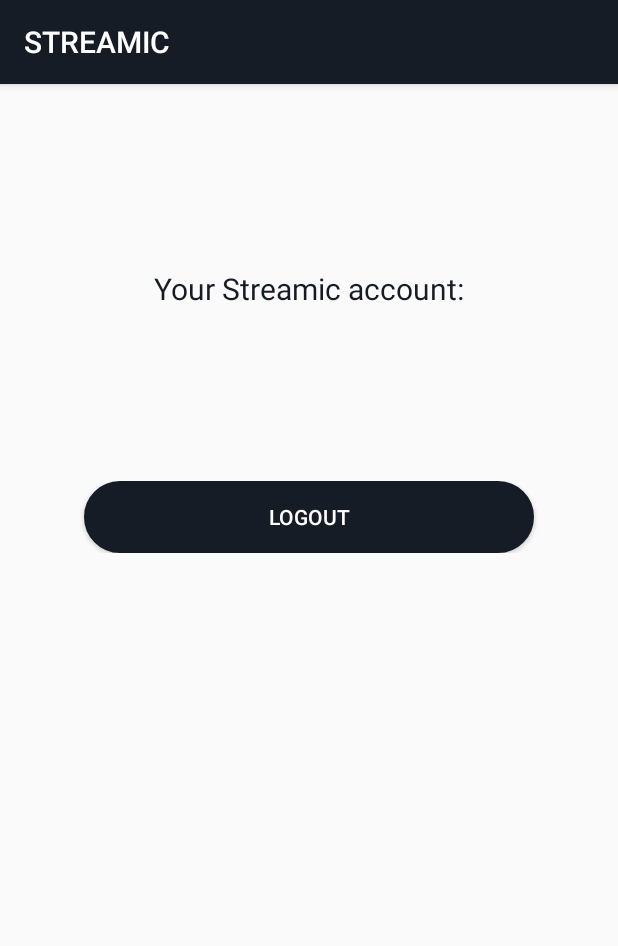
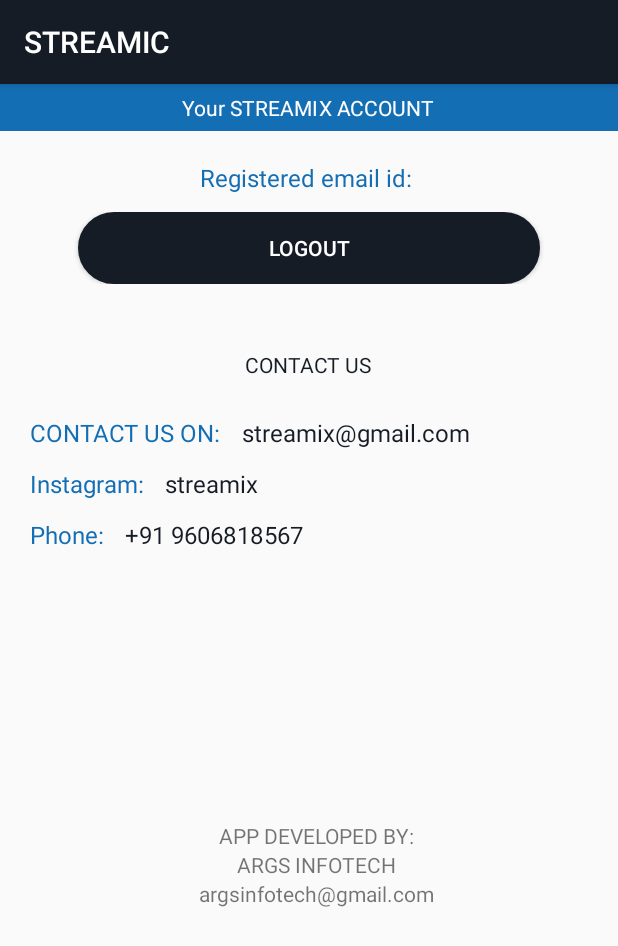
Before and after one commit to mohammadumair98/Streamic, an Android app: the screen it shows after launch once a user with an empty profile is signed in (Account_activity), after a tap on "Account", on a phone screen of 412 x 824 dp. Shown: the top 946 px of the screen. Run offline under Robolectric (Android 15) with nearby library versions, the phone set to English and light mode, and no system bars; our stand-ins replace Firebase (no records; nobody signed in at launch, a user with empty details on screens opened directly), Picasso; pictures from the network do not load.

Commit message:
small bugs fixed...

```diff
--- a/app/src/main/AndroidManifest.xml
+++ b/app/src/main/AndroidManifest.xml
@@ -11,7 +11,9 @@
         android:roundIcon="@mipmap/ic_launcher_round"
         android:supportsRtl="true"
         android:theme="@style/AppTheme">
-        <activity android:name=".Categories_activity"></activity>
+        <activity android:name=".PrivacyPolicy_activity"></activity>
+        <activity android:name=".kannada_activity" />
+        <activity android:name=".Categories_activity" />
         <activity android:name=".Description_activity" />
         <activity android:name=".Favourite_activity" />
         <activity android:name=".Account_activity" />
--- a/app/src/main/java/com/args/cineduniya/Description_activity.java
+++ b/app/src/main/java/com/args/cineduniya/Description_activity.java
@@ -58,6 +58,11 @@ public class Description_activity extends AppCompatActivity implements ImageAdap
         //for loading the banner url
         String banner_url = getIntent().getExtras().getString("banner");
 
+        Picasso.get()
+                .load(banner_url)
+                .fit()
+                .centerCrop()
+                .into(banner);
         //for loading description
         description.setText(getIntent().getExtras().getString("description"));
 
@@ -67,11 +72,7 @@ public class Description_activity extends AppCompatActivity implements ImageAdap
         //release date of the movie
         release_year.setText(""+(int) getIntent().getExtras().getFloat("release"));
         //picasso for loading banner
-        Picasso.get()
-                .load(banner_url)
-                .fit()
-                .centerCrop()
-                .into(banner);
+
 
 
         //picasso for loading poster
--- /dev/null
+++ b/app/src/main/java/com/args/cineduniya/PrivacyPolicy_activity.java
@@ -0,0 +1,30 @@
+package com.args.cineduniya;
+
+import androidx.appcompat.app.AppCompatActivity;
+
+import android.os.Bundle;
+import android.view.View;
+import android.webkit.WebView;
+import android.webkit.WebViewClient;
+import android.widget.ProgressBar;
+
+public class PrivacyPolicy_activity extends AppCompatActivity {
+
+    WebView privacy_policy;
+
+
+    @Override
+    protected void onCreate(Bundle savedInstanceState) {
+        super.onCreate(savedInstanceState);
+        setContentView(R.layout.activity_privacy_policy_activity);
+
+        privacy_policy = findViewById(R.id.privacy);
+
+
+
+        privacy_policy.setWebViewClient(new WebViewClient());
+        privacy_policy.loadUrl("https://streamic-0.flycricket.io/privacy.html");
+
+
+    }
+}
--- a/app/src/main/java/com/args/cineduniya/home_activity.java
+++ b/app/src/main/java/com/args/cineduniya/home_activity.java
@@ -234,6 +234,10 @@ public class home_activity extends AppCompatActivity implements ImageAdapter.OnI
                 startActivity(about);
                 return true;
 
+            case R.id.privacy_policy://when about is clicked
+                Intent pripol = new Intent(home_activity.this, PrivacyPolicy_activity.class);
+                startActivity(pripol);
+                return true;
 
 
 
--- /dev/null
+++ b/app/src/main/java/com/args/cineduniya/kannada_activity.java
@@ -0,0 +1,14 @@
+package com.args.cineduniya;
+
+import androidx.appcompat.app.AppCompatActivity;
+
+import android.os.Bundle;
+
+public class kannada_activity extends AppCompatActivity {
+
+    @Override
+    protected void onCreate(Bundle savedInstanceState) {
+        super.onCreate(savedInstanceState);
+        setContentView(R.layout.activity_kannada_activity);
+    }
+}
--- a/app/src/main/res/layout/activity_account_activity.xml
+++ b/app/src/main/res/layout/activity_account_activity.xml
@@ -1,5 +1,5 @@
 <?xml version="1.0" encoding="utf-8"?>
-<LinearLayout xmlns:android="http://schemas.android.com/apk/res/android"
+<ScrollView xmlns:android="http://schemas.android.com/apk/res/android"
     xmlns:app="http://schemas.android.com/apk/res-auto"
     xmlns:tools="http://schemas.android.com/tools"
     android:layout_width="match_parent"
@@ -8,41 +8,180 @@
     tools:context=".Account_activity">
 
     <LinearLayout
+        android:orientation="vertical"
         android:layout_width="match_parent"
-        android:layout_height="150dp"
-        android:gravity="bottom|center_horizontal">
+        android:layout_height="match_parent">
+
+        <LinearLayout
+            android:gravity="center"
+            android:layout_width="match_parent"
+            android:layout_height="31dp"
+            android:background="#146EB4">
 
             <TextView
                 android:layout_width="wrap_content"
                 android:layout_height="wrap_content"
-            android:text="Your Streamic account:"
+                android:text="Your STREAMIX ACCOUNT"
+                android:textColor="#fff" />
+        </LinearLayout>
+
+        <LinearLayout
+
+            android:layout_marginTop="20dp"
+            android:layout_width="match_parent"
+            android:layout_height="34dp"
+            android:gravity="center|bottom|center_horizontal|center_vertical"
+            android:orientation="horizontal">
+
+            <TextView
+                android:layout_width="wrap_content"
+                android:layout_height="34dp"
+                android:text="Registered email id: "
+                android:textColor="#146EB4"
+                android:textSize="16dp" />
+
+            <TextView
+                android:id="@+id/usernamedisplay"
+                android:layout_width="wrap_content"
+                android:layout_height="match_parent"
+                android:text="account"
                 android:textColor="@color/colorPrimary"
-            android:textSize="20dp" />
+                android:textSize="16dp" />
+
+        </LinearLayout>
+
+    <LinearLayout
+        android:gravity="center"
+        android:layout_width="match_parent"
+        android:layout_height="wrap_content">
+
+        <Button
+            android:id="@+id/logout_button"
+            android:layout_width="308dp"
+            android:layout_height="wrap_content"
+            android:background="@drawable/button"
+            android:text="LOGOUT"
+            android:textColor="#fff" />
+    </LinearLayout>
+
+        <LinearLayout
+            android:layout_width="match_parent"
+            android:layout_height="68dp"
+            android:layout_marginTop="20dp"
+            android:gravity="center">
+
+            <TextView
+                android:layout_width="wrap_content"
+                android:layout_height="wrap_content"
+                android:text="CONTACT US"
+                android:textColor="@color/colorPrimary" />
+        </LinearLayout>
+
+        <LinearLayout
+            android:layout_width="match_parent"
+            android:layout_height="wrap_content"
+            android:orientation="horizontal">
+
+            <TextView
+                android:layout_marginLeft="20dp"
+                android:layout_width="wrap_content"
+                android:layout_height="34dp"
+                android:text="CONTACT US ON: "
+                android:textColor="#146EB4"
+                android:textSize="16dp" />
+
+            <TextView
+                android:layout_marginLeft="10dp"
+                android:layout_width="wrap_content"
+                android:layout_height="match_parent"
+                android:text="streamix@gmail.com"
+                android:textColor="@color/colorPrimary"
+                android:textSize="16dp" />
+
+        </LinearLayout>
+
+        <LinearLayout
+            android:layout_width="match_parent"
+            android:layout_height="wrap_content"
+            android:orientation="horizontal">
+
+            <TextView
+                android:layout_marginLeft="20dp"
+                android:layout_width="wrap_content"
+                android:layout_height="34dp"
+                android:text="Instagram: "
+                android:textColor="#146EB4"
+                android:textSize="16dp" />
+
+            <TextView
+                android:layout_marginLeft="10dp"
+                android:layout_width="wrap_content"
+                android:layout_height="match_parent"
+                android:text="streamix"
+                android:textColor="@color/colorPrimary"
+                android:textSize="16dp" />
+
         </LinearLayout>
         <LinearLayout
             android:layout_width="match_parent"
             android:layout_height="wrap_content"
+            android:orientation="horizontal">
+
+            <TextView
+                android:layout_marginLeft="20dp"
+                android:layout_width="wrap_content"
+                android:layout_height="34dp"
+                android:text="Phone: "
+                android:textColor="#146EB4"
+                android:textSize="16dp" />
+
+            <TextView
+                android:layout_marginLeft="10dp"
+                android:layout_width="wrap_content"
+                android:layout_height="match_parent"
+                android:text="+91 9606818567"
+                android:textColor="@color/colorPrimary"
+                android:textSize="16dp" />
+
+        </LinearLayout>
+
+        <LinearLayout
+            android:layout_width="match_parent"
+            android:layout_height="168dp">
+
+        </LinearLayout>
+        <LinearLayout
             android:gravity="center"
-        android:layout_marginTop="20dp">
+            android:layout_width="match_parent"
+            android:layout_height="wrap_content">
             <TextView
-            android:id="@+id/usernamedisplay"
-            android:textColor="@color/colorPrimary"
-            android:text="account"
-            android:textSize="25dp"
-            android:layout_width="wrap_content"
-            android:layout_height="match_parent"/>
+                android:gravity="center"
+                android:layout_marginLeft="10dp"
+                android:text="APP DEVELOPED BY:"
+                android:layout_width="match_parent"
+                android:layout_height="wrap_content"/>
         </LinearLayout>
         <LinearLayout
             android:layout_width="match_parent"
-        android:layout_height="wrap_content"
-        android:layout_marginTop="60dp"
-        android:gravity="center">
-        <Button
-            android:id="@+id/logout_button"
-            android:text="LOGOUT"
-            android:textColor="#fff"
-            android:background="@drawable/button"
-            android:layout_width="300dp"
+            android:layout_height="wrap_content">
+            <TextView
+                android:gravity="center"
+                android:layout_marginLeft="10dp"
+                android:text="ARGS INFOTECH"
+                android:layout_width="match_parent"
                 android:layout_height="wrap_content"/>
         </LinearLayout>
+        <LinearLayout
+            android:layout_width="match_parent"
+            android:layout_height="wrap_content">
+            <TextView
+                android:gravity="center"
+                android:layout_marginLeft="10dp"
+                android:text="argsinfotech@gmail.com"
+                android:layout_width="match_parent"
+                android:layout_height="wrap_content"/>
         </LinearLayout>
+
+</LinearLayout>
+
+</ScrollView>
--- /dev/null
+++ b/app/src/main/res/layout/activity_kannada_activity.xml
@@ -0,0 +1,23 @@
+<?xml version="1.0" encoding="utf-8"?>
+<LinearLayout xmlns:android="http://schemas.android.com/apk/res/android"
+    xmlns:app="http://schemas.android.com/apk/res-auto"
+    xmlns:tools="http://schemas.android.com/tools"
+    android:layout_width="match_parent"
+    android:layout_height="match_parent"
+    android:background="@color/colorPrimary"
+    tools:context=".kannada_activity">
+    <LinearLayout
+        android:orientation="horizontal"
+        android:layout_width="match_parent"
+        android:layout_height="match_parent">
+
+        <androidx.recyclerview.widget.RecyclerView
+            android:id="@+id/recycler_view_kannada"
+            android:layout_width="match_parent"
+            android:layout_height="match_parent"
+            android:layout_marginTop="-2dp"
+            android:background="@color/colorPrimary"
+            android:scrollbars="horizontal" />
+    </LinearLayout>
+
+</LinearLayout>
--- /dev/null
+++ b/app/src/main/res/layout/activity_privacy_policy_activity.xml
@@ -0,0 +1,20 @@
+<?xml version="1.0" encoding="utf-8"?>
+<androidx.constraintlayout.widget.ConstraintLayout xmlns:android="http://schemas.android.com/apk/res/android"
+    xmlns:app="http://schemas.android.com/apk/res-auto"
+    xmlns:tools="http://schemas.android.com/tools"
+    android:layout_width="match_parent"
+    android:layout_height="match_parent"
+    tools:context=".PrivacyPolicy_activity">
+
+    <WebView
+        android:id="@+id/privacy"
+        android:layout_width="match_parent"
+        android:layout_height="match_parent"
+        app:layout_constraintBottom_toBottomOf="parent"
+        app:layout_constraintEnd_toEndOf="parent"
+        app:layout_constraintStart_toStartOf="parent"
+        app:layout_constraintTop_toTopOf="parent" >
+
+    </WebView>
+
+</androidx.constraintlayout.widget.ConstraintLayout>
--- a/app/src/main/res/menu/menu.xml
+++ b/app/src/main/res/menu/menu.xml
@@ -4,14 +4,14 @@
     <item
         android:id="@+id/favorite"
         android:icon="@drawable/ic_favorite_black_24dp"
-        android:title="Cart"
+        android:title="favourites"
         app:showAsAction="always"
         />
 
     <item
-        android:id="@+id/extras"
+        android:id="@+id/privacy_policy"
         android:icon="@drawable/ic_person_black_24dp"
-        android:title="extras"
+        android:title="Privacy Policy"
         />
 
     <item
--- a/app/src/main/res/values/colors.xml
+++ b/app/src/main/res/values/colors.xml
@@ -2,5 +2,5 @@
 <resources>
     <color name="colorPrimary">#151c25</color>
     <color name="colorPrimaryDark">#151c25</color>
-    <color name="colorAccent">#FFFF00</color>
+    <color name="colorAccent">#146EB4</color>
 </resources>
```
Lines whose indentation alone changed are shown as unchanged.
